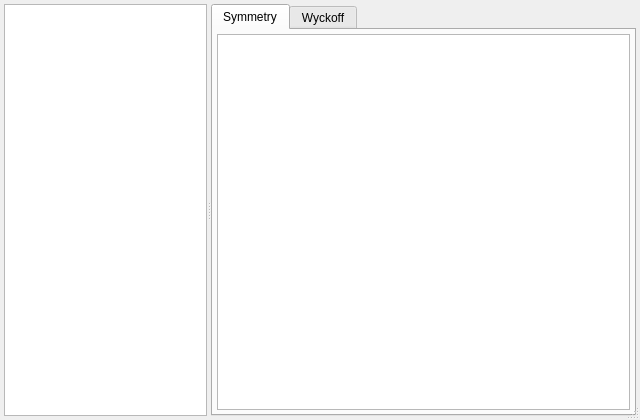
Old version of the form tools/magsgbrowser/browser.ui in the repository tweber-ill/ill_mirror-takin2-mag-core.
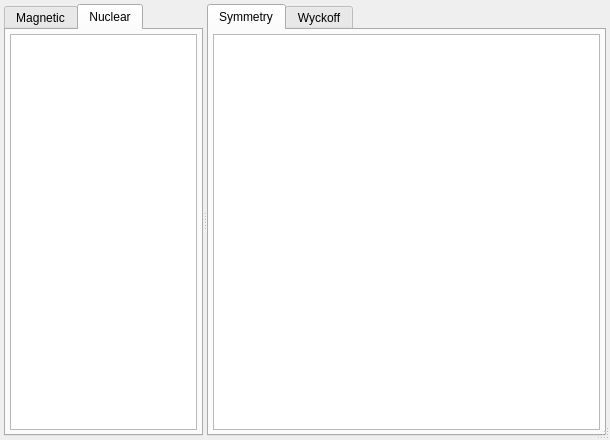
New version of the form. The open tabs and pages were chosen to show the change.

Diff of the .ui file:
```diff
--- a/tools/magsgbrowser/browser.ui
+++ b/tools/magsgbrowser/browser.ui
@@ -15,8 +15,8 @@
    <rect>
     <x>0</x>
     <y>0</y>
-    <width>640</width>
-    <height>420</height>
+    <width>610</width>
+    <height>440</height>
    </rect>
   </property>
   <property name="windowTitle">
@@ -25,7 +25,7 @@
   <property name="sizeGripEnabled">
    <bool>true</bool>
   </property>
-  <layout class="QGridLayout" name="gridLayout">
+  <layout class="QGridLayout" name="gridLayout_4">
    <property name="leftMargin">
     <number>4</number>
    </property>
@@ -43,13 +43,10 @@
    </property>
    <item row="0" column="0">
     <widget class="QSplitter" name="splitter">
-     <property name="frameShape">
-      <enum>QFrame::NoFrame</enum>
-     </property>
      <property name="orientation">
       <enum>Qt::Horizontal</enum>
      </property>
-     <widget class="QTreeWidget" name="m_pTree">
+     <widget class="QTabWidget" name="tabSGs">
       <property name="sizePolicy">
        <sizepolicy hsizetype="Expanding" vsizetype="Expanding">
         <horstretch>1</horstretch>
@@ -59,20 +56,122 @@
       <property name="showDropIndicator" stdset="0">
        <bool>false</bool>
       </property>
-      <property name="alternatingRowColors">
-       <bool>true</bool>
-      </property>
-      <property name="allColumnsShowFocus">
-       <bool>true</bool>
-      </property>
-      <attribute name="headerVisible">
-       <bool>false</bool>
-      </attribute>
-      <column>
-       <property name="text">
-        <string notr="true">1</string>
-       </property>
-      </column>
+      <widget class="QWidget" name="tabMag">
+       <attribute name="title">
+        <string>Magnetic</string>
+       </attribute>
+       <layout class="QGridLayout" name="gridLayout">
+        <property name="leftMargin">
+         <number>4</number>
+        </property>
+        <property name="topMargin">
+         <number>4</number>
+        </property>
+        <property name="rightMargin">
+         <number>4</number>
+        </property>
+        <property name="bottomMargin">
+         <number>4</number>
+        </property>
+        <property name="spacing">
+         <number>2</number>
+        </property>
+        <item row="0" column="0">
+         <widget class="QTreeWidget" name="treeMagSG">
+          <property name="sizePolicy">
+           <sizepolicy hsizetype="Expanding" vsizetype="Expanding">
+            <horstretch>1</horstretch>
+            <verstretch>1</verstretch>
+           </sizepolicy>
+          </property>
+          <property name="editTriggers">
+           <set>QAbstractItemView::NoEditTriggers</set>
+          </property>
+          <property name="showDropIndicator" stdset="0">
+           <bool>false</bool>
+          </property>
+          <property name="alternatingRowColors">
+           <bool>true</bool>
+          </property>
+          <property name="allColumnsShowFocus">
+           <bool>true</bool>
+          </property>
+          <attribute name="headerVisible">
+           <bool>false</bool>
+          </attribute>
+          <column>
+           <property name="text">
+            <string notr="true">1</string>
+           </property>
+          </column>
+         </widget>
+        </item>
+       </layout>
+      </widget>
+      <widget class="QWidget" name="tabNucl">
+       <attribute name="title">
+        <string>Nuclear</string>
+       </attribute>
+       <layout class="QGridLayout" name="gridLayout_5">
+        <property name="leftMargin">
+         <number>4</number>
+        </property>
+        <property name="topMargin">
+         <number>4</number>
+        </property>
+        <property name="rightMargin">
+         <number>4</number>
+        </property>
+        <property name="bottomMargin">
+         <number>4</number>
+        </property>
+        <property name="spacing">
+         <number>2</number>
+        </property>
+        <item row="0" column="0">
+         <widget class="QTreeWidget" name="treeNuclSG">
+          <property name="sizePolicy">
+           <sizepolicy hsizetype="Expanding" vsizetype="Expanding">
+            <horstretch>1</horstretch>
+            <verstretch>1</verstretch>
+           </sizepolicy>
+          </property>
+          <property name="editTriggers">
+           <set>QAbstractItemView::NoEditTriggers</set>
+          </property>
+          <property name="tabKeyNavigation">
+           <bool>false</bool>
+          </property>
+          <property name="showDropIndicator" stdset="0">
+           <bool>false</bool>
+          </property>
+          <property name="dragDropOverwriteMode">
+           <bool>false</bool>
+          </property>
+          <property name="alternatingRowColors">
+           <bool>true</bool>
+          </property>
+          <property name="selectionMode">
+           <enum>QAbstractItemView::SingleSelection</enum>
+          </property>
+          <property name="selectionBehavior">
+           <enum>QAbstractItemView::SelectRows</enum>
+          </property>
+          <property name="allColumnsShowFocus">
+           <bool>true</bool>
+          </property>
+          <property name="headerHidden">
+           <bool>true</bool>
+          </property>
+          <column>
+           <property name="text">
+            <string notr="true">1</string>
+           </property>
+          </column>
+         </widget>
+        </item>
+       </layout>
+      </widget>
      </widget>
      <widget class="QTabWidget" name="tabWidget">
       <property name="sizePolicy">
@@ -105,7 +204,13 @@
          <number>2</number>
         </property>
         <item row="0" column="0">
-         <widget class="QListWidget" name="m_pSymOps">
+         <widget class="QListWidget" name="listSymOps">
+          <property name="sizePolicy">
+           <sizepolicy hsizetype="Expanding" vsizetype="Expanding">
+            <horstretch>1</horstretch>
+            <verstretch>1</verstretch>
+           </sizepolicy>
+          </property>
           <property name="showDropIndicator" stdset="0">
            <bool>false</bool>
           </property>
```
Left out of the diff: 27 changed lines with no effect on the pictures.
